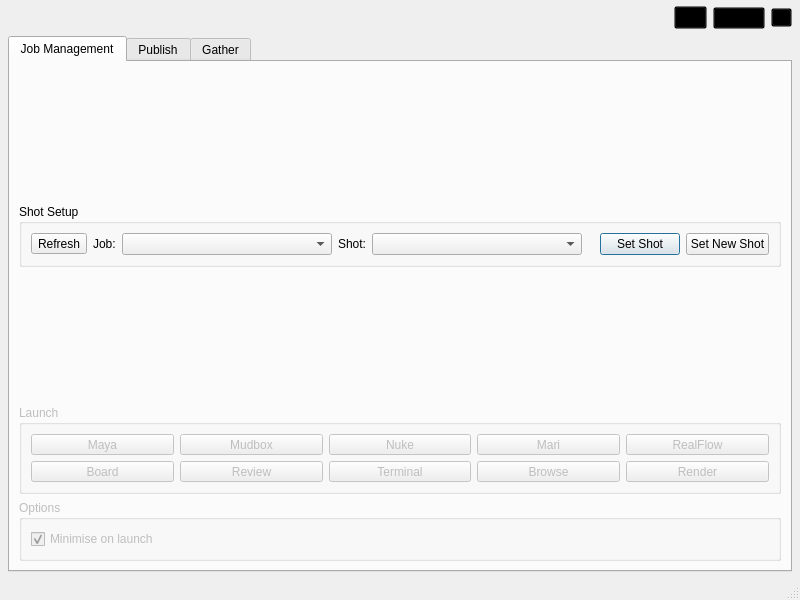
The window that core/ui/icarus_ui.ui (mjbonnington/icarus-gps) describes before a commit, drawn with Qt 5.
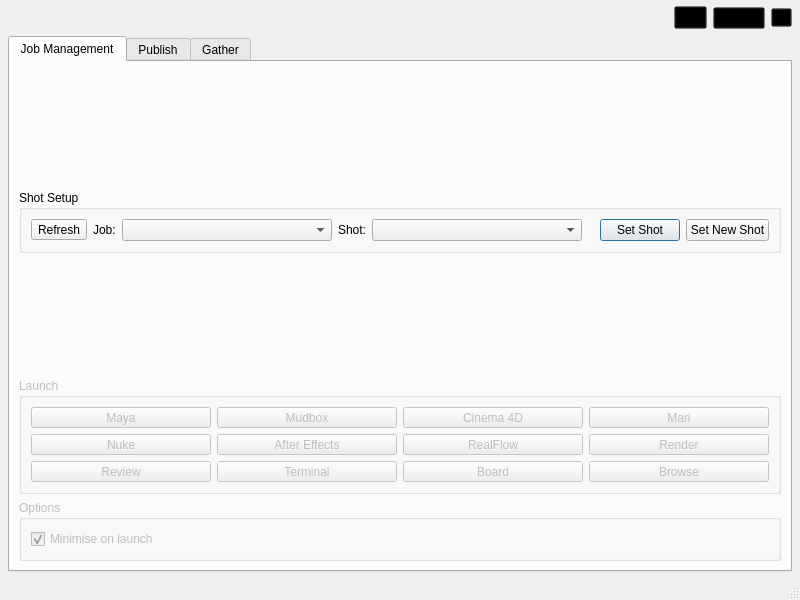
The same window after the commit. Icons and pictures are not drawn.

Patch:
```diff
--- a/core/ui/icarus_ui.ui
+++ b/core/ui/icarus_ui.ui
@@ -492,8 +492,8 @@
           <layout class="QVBoxLayout" name="verticalLayout_13">
            <item>
             <layout class="QGridLayout" name="apps_gridLayout">
-             <item row="0" column="4">
-              <widget class="QToolButton" name="realflow_pushButton">
+             <item row="0" column="3">
+              <widget class="QToolButton" name="c4d_toolButton">
                <property name="sizePolicy">
                 <sizepolicy hsizetype="Expanding" vsizetype="Fixed">
                  <horstretch>0</horstretch>
@@ -507,7 +507,7 @@
                 <string>Launch RealFlow</string>
                </property>
                <property name="text">
-                <string>RealFlow</string>
+                <string>Cinema 4D</string>
                </property>
                <property name="icon">
                 <iconset resource="rsc.qrc">
@@ -525,41 +525,8 @@
                </property>
               </widget>
              </item>
-             <item row="0" column="0">
-              <widget class="QToolButton" name="maya_pushButton">
-               <property name="sizePolicy">
-                <sizepolicy hsizetype="Expanding" vsizetype="Fixed">
-                 <horstretch>0</horstretch>
-                 <verstretch>0</verstretch>
-                </sizepolicy>
-               </property>
-               <property name="toolTip">
-                <string>Launch Maya</string>
-               </property>
-               <property name="statusTip">
-                <string>Launch Maya</string>
-               </property>
-               <property name="text">
-                <string>Maya</string>
-               </property>
-               <property name="icon">
-                <iconset resource="rsc.qrc">
-                 <normaloff>:/rsc/rsc/app_icon_maya.png</normaloff>
-                 <disabledoff>:/rsc/rsc/app_icon_maya_disabled.png</disabledoff>:/rsc/rsc/app_icon_maya.png</iconset>
-               </property>
-               <property name="iconSize">
-                <size>
-                 <width>48</width>
-                 <height>48</height>
-                </size>
-               </property>
-               <property name="toolButtonStyle">
-                <enum>Qt::ToolButtonTextUnderIcon</enum>
-               </property>
-              </widget>
-             </item>
-             <item row="0" column="1">
-              <widget class="QToolButton" name="mudbox_pushButton">
+             <item row="0" column="2">
+              <widget class="QToolButton" name="mudbox_toolButton">
                <property name="sizePolicy">
                 <sizepolicy hsizetype="Expanding" vsizetype="Fixed">
                  <horstretch>0</horstretch>
@@ -591,8 +558,41 @@
                </property>
               </widget>
              </item>
-             <item row="0" column="2">
-              <widget class="QToolButton" name="nuke_pushButton">
+             <item row="1" column="2">
+              <widget class="QToolButton" name="aftereffects_toolButton">
+               <property name="sizePolicy">
+                <sizepolicy hsizetype="Expanding" vsizetype="Fixed">
+                 <horstretch>0</horstretch>
+                 <verstretch>0</verstretch>
+                </sizepolicy>
+               </property>
+               <property name="toolTip">
+                <string>Launch After Effects</string>
+               </property>
+               <property name="statusTip">
+                <string>Launch After Effects</string>
+               </property>
+               <property name="text">
+                <string>After Effects</string>
+               </property>
+               <property name="icon">
+                <iconset resource="rsc.qrc">
+                 <normaloff>:/rsc/rsc/app_icon_ae.png</normaloff>
+                 <disabledoff>:/rsc/rsc/app_icon_ae_disabled.png</disabledoff>:/rsc/rsc/app_icon_ae.png</iconset>
+               </property>
+               <property name="iconSize">
+                <size>
+                 <width>48</width>
+                 <height>48</height>
+                </size>
+               </property>
+               <property name="toolButtonStyle">
+                <enum>Qt::ToolButtonTextUnderIcon</enum>
+               </property>
+              </widget>
+             </item>
+             <item row="1" column="1">
+              <widget class="QToolButton" name="nuke_toolButton">
                <property name="sizePolicy">
                 <sizepolicy hsizetype="Expanding" vsizetype="Fixed">
                  <horstretch>0</horstretch>
@@ -624,6 +624,105 @@
                </property>
               </widget>
              </item>
+             <item row="0" column="1">
+              <widget class="QToolButton" name="maya_toolButton">
+               <property name="sizePolicy">
+                <sizepolicy hsizetype="Expanding" vsizetype="Fixed">
+                 <horstretch>0</horstretch>
+                 <verstretch>0</verstretch>
+                </sizepolicy>
+               </property>
+               <property name="toolTip">
+                <string>Launch Maya</string>
+               </property>
+               <property name="statusTip">
+                <string>Launch Maya</string>
+               </property>
+               <property name="text">
+                <string>Maya</string>
+               </property>
+               <property name="icon">
+                <iconset resource="rsc.qrc">
+                 <normaloff>:/rsc/rsc/app_icon_maya.png</normaloff>
+                 <disabledoff>:/rsc/rsc/app_icon_maya_disabled.png</disabledoff>:/rsc/rsc/app_icon_maya.png</iconset>
+               </property>
+               <property name="iconSize">
+                <size>
+                 <width>48</width>
+                 <height>48</height>
+                </size>
+               </property>
+               <property name="toolButtonStyle">
+                <enum>Qt::ToolButtonTextUnderIcon</enum>
+               </property>
+              </widget>
+             </item>
+             <item row="0" column="4">
+              <widget class="QToolButton" name="mari_toolButton">
+               <property name="sizePolicy">
+                <sizepolicy hsizetype="Expanding" vsizetype="Fixed">
+                 <horstretch>0</horstretch>
+                 <verstretch>0</verstretch>
+                </sizepolicy>
+               </property>
+               <property name="toolTip">
+                <string>Launch Mari</string>
+               </property>
+               <property name="statusTip">
+                <string>Launch Mari</string>
+               </property>
+               <property name="text">
+                <string>Mari</string>
+               </property>
+               <property name="icon">
+                <iconset resource="rsc.qrc">
+                 <normaloff>:/rsc/rsc/app_icon_mari.png</normaloff>
+                 <disabledoff>:/rsc/rsc/app_icon_mari_disabled.png</disabledoff>:/rsc/rsc/app_icon_mari.png</iconset>
+               </property>
+               <property name="iconSize">
+                <size>
+                 <width>48</width>
+                 <height>48</height>
+                </size>
+               </property>
+               <property name="toolButtonStyle">
+                <enum>Qt::ToolButtonTextUnderIcon</enum>
+               </property>
+              </widget>
+             </item>
+             <item row="1" column="3">
+              <widget class="QToolButton" name="realflow_toolButton">
+               <property name="sizePolicy">
+                <sizepolicy hsizetype="Expanding" vsizetype="Fixed">
+                 <horstretch>0</horstretch>
+                 <verstretch>0</verstretch>
+                </sizepolicy>
+               </property>
+               <property name="toolTip">
+                <string>Launch RealFlow</string>
+               </property>
+               <property name="statusTip">
+                <string>Launch RealFlow</string>
+               </property>
+               <property name="text">
+                <string>RealFlow</string>
+               </property>
+               <property name="icon">
+                <iconset resource="rsc.qrc">
+                 <normaloff>:/rsc/rsc/app_icon_realflow.png</normaloff>
+                 <disabledoff>:/rsc/rsc/app_icon_realflow_disabled.png</disabledoff>:/rsc/rsc/app_icon_realflow.png</iconset>
+               </property>
+               <property name="iconSize">
+                <size>
+                 <width>48</width>
+                 <height>48</height>
+                </size>
+               </property>
+               <property name="toolButtonStyle">
+                <enum>Qt::ToolButtonTextUnderIcon</enum>
+               </property>
+              </widget>
+             </item>
              <item row="1" column="4">
               <widget class="QToolButton" name="render_pushButton">
                <property name="sizePolicy">
@@ -657,8 +756,41 @@
                </property>
               </widget>
              </item>
-             <item row="1" column="0">
-              <widget class="QToolButton" name="openProdBoard_pushButton">
+             <item row="2" column="4">
+              <widget class="QToolButton" name="browse_toolButton">
+               <property name="sizePolicy">
+                <sizepolicy hsizetype="Expanding" vsizetype="Fixed">
+                 <horstretch>0</horstretch>
+                 <verstretch>0</verstretch>
+                </sizepolicy>
+               </property>
+               <property name="toolTip">
+                <string>Browse project folders</string>
+               </property>
+               <property name="statusTip">
+                <string>Browse project folders</string>
+               </property>
+               <property name="text">
+                <string>Browse</string>
+               </property>
+               <property name="icon">
+                <iconset resource="rsc.qrc">
+                 <normaloff>:/rsc/rsc/icon_folder.png</normaloff>
+                 <disabledoff>:/rsc/rsc/icon_folder_disabled.png</disabledoff>:/rsc/rsc/icon_folder.png</iconset>
+               </property>
+               <property name="iconSize">
+                <size>
+                 <width>48</width>
+                 <height>48</height>
+                </size>
+               </property>
+               <property name="toolButtonStyle">
+                <enum>Qt::ToolButtonTextUnderIcon</enum>
+               </property>
+              </widget>
+             </item>
+             <item row="2" column="3">
+              <widget class="QToolButton" name="openProdBoard_toolButton">
                <property name="sizePolicy">
                 <sizepolicy hsizetype="Expanding" vsizetype="Fixed">
                  <horstretch>0</horstretch>
@@ -690,41 +822,8 @@
                </property>
               </widget>
              </item>
-             <item row="0" column="3">
-              <widget class="QToolButton" name="mari_pushButton">
-               <property name="sizePolicy">
-                <sizepolicy hsizetype="Expanding" vsizetype="Fixed">
-                 <horstretch>0</horstretch>
-                 <verstretch>0</verstretch>
-                </sizepolicy>
-               </property>
-               <property name="toolTip">
-                <string>Launch Mari</string>
-               </property>
-               <property name="statusTip">
-                <string>Launch Mari</string>
-               </property>
-               <property name="text">
-                <string>Mari</string>
-               </property>
-               <property name="icon">
-                <iconset resource="rsc.qrc">
-                 <normaloff>:/rsc/rsc/app_icon_mari.png</normaloff>
-                 <disabledoff>:/rsc/rsc/app_icon_mari_disabled.png</disabledoff>:/rsc/rsc/app_icon_mari.png</iconset>
-               </property>
-               <property name="iconSize">
-                <size>
-                 <width>48</width>
-                 <height>48</height>
-                </size>
-               </property>
-               <property name="toolButtonStyle">
-                <enum>Qt::ToolButtonTextUnderIcon</enum>
-               </property>
-              </widget>
-             </item>
-             <item row="1" column="2">
-              <widget class="QToolButton" name="openTerminal_pushButton">
+             <item row="2" column="2">
+              <widget class="QToolButton" name="openTerminal_toolButton">
                <property name="sizePolicy">
                 <sizepolicy hsizetype="Expanding" vsizetype="Fixed">
                  <horstretch>0</horstretch>
@@ -756,41 +855,8 @@
                </property>
               </widget>
              </item>
-             <item row="1" column="3">
-              <widget class="QToolButton" name="browse_pushButton">
-               <property name="sizePolicy">
-                <sizepolicy hsizetype="Expanding" vsizetype="Fixed">
-                 <horstretch>0</horstretch>
-                 <verstretch>0</verstretch>
-                </sizepolicy>
-               </property>
-               <property name="toolTip">
-                <string>Browse project folders</string>
-               </property>
-               <property name="statusTip">
-                <string>Browse project folders</string>
-               </property>
-               <property name="text">
-                <string>Browse</string>
-               </property>
-               <property name="icon">
-                <iconset resource="rsc.qrc">
-                 <normaloff>:/rsc/rsc/icon_folder.png</normaloff>
-                 <disabledoff>:/rsc/rsc/icon_folder_disabled.png</disabledoff>:/rsc/rsc/icon_folder.png</iconset>
-               </property>
-               <property name="iconSize">
-                <size>
-                 <width>48</width>
-                 <height>48</height>
-                </size>
-               </property>
-               <property name="toolButtonStyle">
-                <enum>Qt::ToolButtonTextUnderIcon</enum>
-               </property>
-              </widget>
-             </item>
-             <item row="1" column="1">
-              <widget class="QToolButton" name="openReview_pushButton">
+             <item row="2" column="1">
+              <widget class="QToolButton" name="openReview_toolButton">
                <property name="sizePolicy">
                 <sizepolicy hsizetype="Expanding" vsizetype="Fixed">
                  <horstretch>0</horstretch>
```
Left out of the diff: 10 changed lines with no effect on the pictures.
